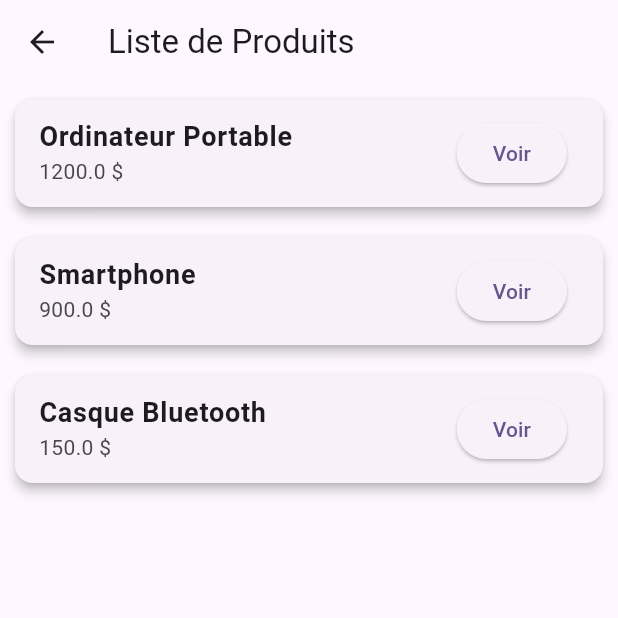
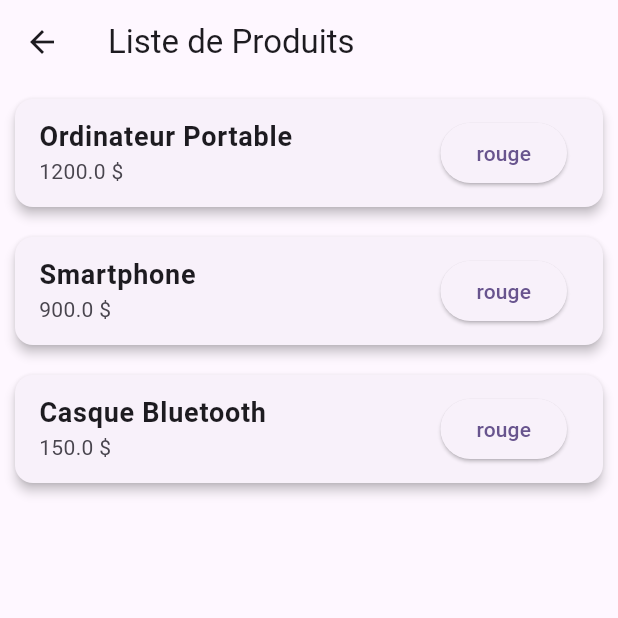
Before and after one commit to adjaoud-git/atelier06, a Flutter app: the ListProduits screen opened directly, on a phone screen of 412 x 824 dp, the top half of it. Run offline on Flutter 3.47's test engine with Material 3 defaults, Android fonts, the phone set to English and light mode, and no system bars.

```diff
--- a/flutter_app_produits/lib/page_liste_produit.dart
+++ b/flutter_app_produits/lib/page_liste_produit.dart
@@ -43,7 +43,7 @@ class ListProduits extends StatelessWidget {
               ),
               subtitle: Text("${produit.prix} \$"),
               trailing: ElevatedButton(
-                child: const Text("Voir"),
+                child: const Text("rouge"),
                 onPressed: () {
                   Navigator.push(
                     context,
```
